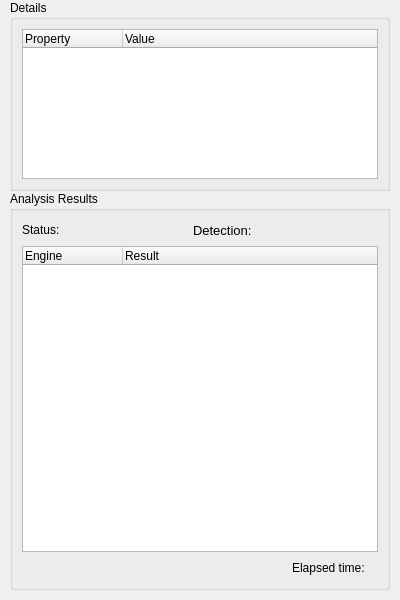
This is res/scan_result.ui in stu220327019/scan-x as Qt 5 draws it before an edit. The edited form follows.
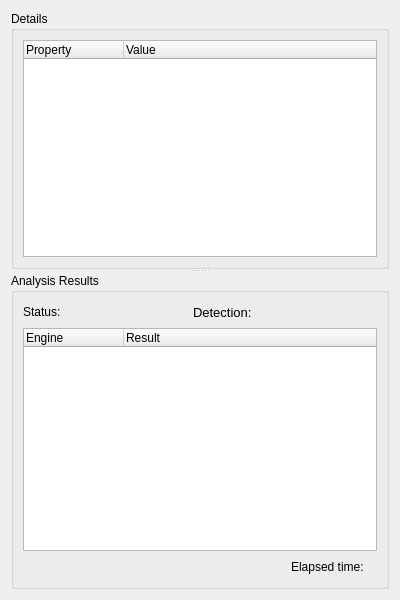
This is the edited form.

Commit message: Scan result UI improvement

Diff of the .ui file:
```diff
--- a/res/scan_result.ui
+++ b/res/scan_result.ui
@@ -25,37 +25,12 @@
   <property name="windowTitle">
    <string>Form</string>
   </property>
-  <layout class="QVBoxLayout" name="verticalLayout_2" stretch="1">
-   <property name="spacing">
-    <number>0</number>
-   </property>
-   <property name="leftMargin">
-    <number>0</number>
-   </property>
-   <property name="topMargin">
-    <number>0</number>
-   </property>
-   <property name="rightMargin">
-    <number>0</number>
-   </property>
-   <property name="bottomMargin">
-    <number>0</number>
-   </property>
+  <layout class="QVBoxLayout" name="verticalLayout">
    <item>
-    <layout class="QVBoxLayout" name="verticalLayout" stretch="0,1">
-     <property name="leftMargin">
-      <number>10</number>
+    <widget class="QSplitter" name="splitter">
+     <property name="orientation">
+      <enum>Qt::Orientation::Vertical</enum>
      </property>
-     <property name="topMargin">
-      <number>0</number>
-     </property>
-     <property name="rightMargin">
-      <number>10</number>
-     </property>
-     <property name="bottomMargin">
-      <number>10</number>
-     </property>
-     <item>
       <widget class="QGroupBox" name="groupBox_details">
        <property name="title">
         <string>Details</string>
@@ -63,12 +38,6 @@
        <layout class="QVBoxLayout" name="verticalLayout_21">
         <item>
          <widget class="QTreeWidget" name="tbl_details">
-          <property name="maximumSize">
-           <size>
-            <width>16777215</width>
-            <height>150</height>
-           </size>
-          </property>
           <property name="alternatingRowColors">
            <bool>true</bool>
           </property>
@@ -86,8 +55,6 @@
         </item>
        </layout>
       </widget>
-     </item>
-     <item>
       <widget class="QGroupBox" name="groupBox_scanResult">
        <property name="sizePolicy">
         <sizepolicy hsizetype="Preferred" vsizetype="Preferred">
@@ -215,8 +182,7 @@
         </item>
        </layout>
       </widget>
-     </item>
-    </layout>
+    </widget>
    </item>
   </layout>
  </widget>
```
Lines whose indentation alone changed are shown as unchanged. The commit also changes 7 other files.
